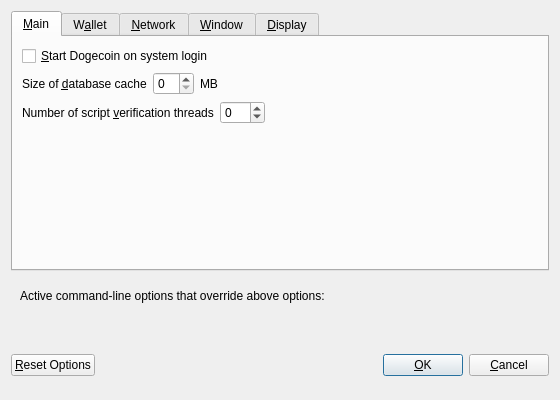
This is src/qt/forms/optionsdialog.ui in megcoin/megcoin as Qt 5 draws it before an edit. The edited form follows.
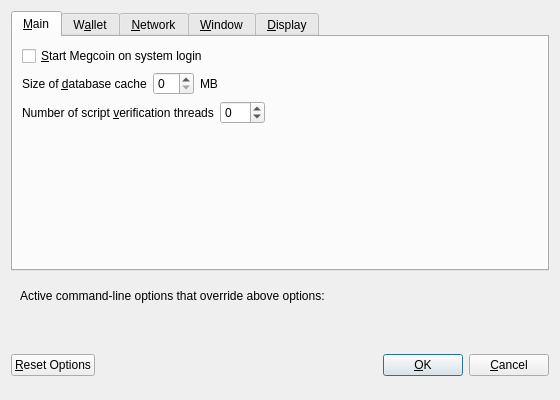
This is the edited form. Custom widgets are drawn as their Qt base class.

What changed in the file:
```diff
--- a/src/qt/forms/optionsdialog.ui
+++ b/src/qt/forms/optionsdialog.ui
@@ -33,7 +33,7 @@
           <string>Automatically start Dogecoin after logging in to the system.</string>
          </property>
          <property name="text">
-          <string>&amp;Start Dogecoin on system login</string>
+          <string>&amp;Start Megcoin on system login</string>
          </property>
         </widget>
        </item>
```
Left out of the diff: 10 changed lines with no effect on the pictures.
